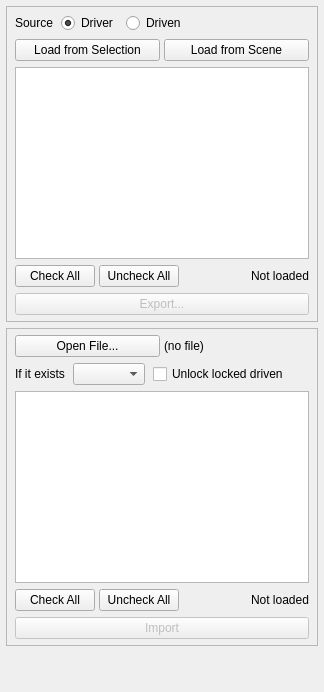
Above: ui/resources/manage_page.ui from zebraed/sdkk before the change. Below: the same form after it.
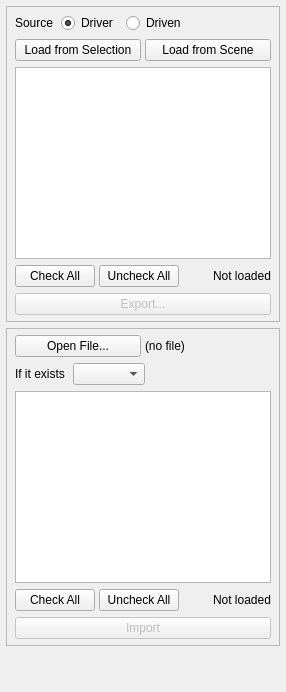
That is the form after the change.

Diff of the .ui file:
```diff
--- a/ui/resources/manage_page.ui
+++ b/ui/resources/manage_page.ui
@@ -301,16 +301,6 @@
              </property>
             </widget>
            </item>
-           <item>
-            <widget class="QCheckBox" name="check_unlock">
-             <property name="toolTip">
-              <string>Unlock the locked driven attributes while applying</string>
-             </property>
-             <property name="text">
-              <string>Unlock locked driven</string>
-             </property>
-            </widget>
-           </item>
            <item>
             <spacer name="spacer_policy">
              <property name="orientation">
```
